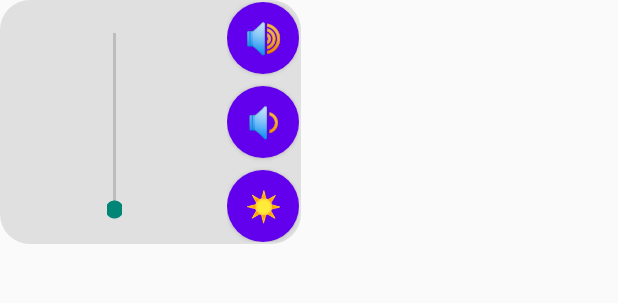
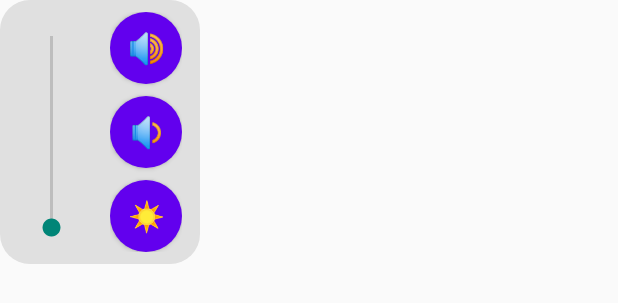
Before and after one commit to Alex16oz/Widgetku, an Android app built with Jetpack Compose: the layout floating_volume_widget.xml on its own in the app's theme, with its tools: preview values and no code run, on a phone screen of 412 x 824 dp. Shown: the top 303 px of the screen. Run offline under Robolectric (Android 15) with nearby library versions, the phone set to English and light mode, and no system bars.

Commit message:
v15 basic

```diff
--- a/app/src/main/res/layout/floating_volume_widget.xml
+++ b/app/src/main/res/layout/floating_volume_widget.xml
@@ -5,24 +5,34 @@
     android:background="@drawable/oval_background">
 
     <LinearLayout
-        android:layout_width="wrap_content"
-        android:layout_height="wrap_content"
+        android:layout_width="match_parent"
+        android:layout_height="match_parent"
+        android:gravity="center_vertical"
         android:orientation="horizontal"
-        android:gravity="center"
-        android:padding="1dp">
+        android:paddingStart="12dp"
+        android:paddingTop="8dp"
+        android:paddingEnd="12dp"
+        android:paddingBottom="8dp">
 
-        <SeekBar
-            android:id="@+id/volume_seekbar"
-            android:layout_width="150dp"
-            android:layout_height="10dp"
-            android:rotation="270"
-            android:layout_gravity="center"/>
+        <FrameLayout
+            android:layout_width="45dp"
+            android:layout_height="160dp"
+            android:layout_marginEnd="16dp">
+
+            <SeekBar
+                android:id="@+id/volume_seekbar"
+                android:layout_width="160dp"
+                android:layout_height="45dp"
+                android:layout_gravity="center"
+                android:forceHasOverlappingRendering="false"
+                android:rotation="270" />
+        </FrameLayout>
 
         <LinearLayout
             android:layout_width="wrap_content"
             android:layout_height="wrap_content"
-            android:orientation="vertical"
-            android:gravity="center">
+            android:gravity="center"
+            android:orientation="vertical">
 
             <Button
                 android:id="@+id/floating_volume_up_button"
@@ -30,8 +40,8 @@
                 android:layout_height="48dp"
                 android:background="@drawable/round_button"
                 android:text="🔊"
-                android:textSize="20sp"
-                android:textColor="@android:color/white" />
+                android:textColor="@android:color/white"
+                android:textSize="20sp" />
 
             <Button
                 android:id="@+id/floating_volume_down_button"
@@ -40,8 +50,8 @@
                 android:layout_marginTop="8dp"
                 android:background="@drawable/round_button"
                 android:text="🔉"
-                android:textSize="20sp"
-                android:textColor="@android:color/white" />
+                android:textColor="@android:color/white"
+                android:textSize="20sp" />
 
             <Button
                 android:id="@+id/floating_flashlight_button"
@@ -50,8 +60,8 @@
                 android:layout_marginTop="8dp"
                 android:background="@drawable/round_button"
                 android:text="☀️"
-                android:textSize="20sp"
-                android:textColor="@android:color/white" />
+                android:textColor="@android:color/white"
+                android:textSize="20sp" />
         </LinearLayout>
 
     </LinearLayout>
```
